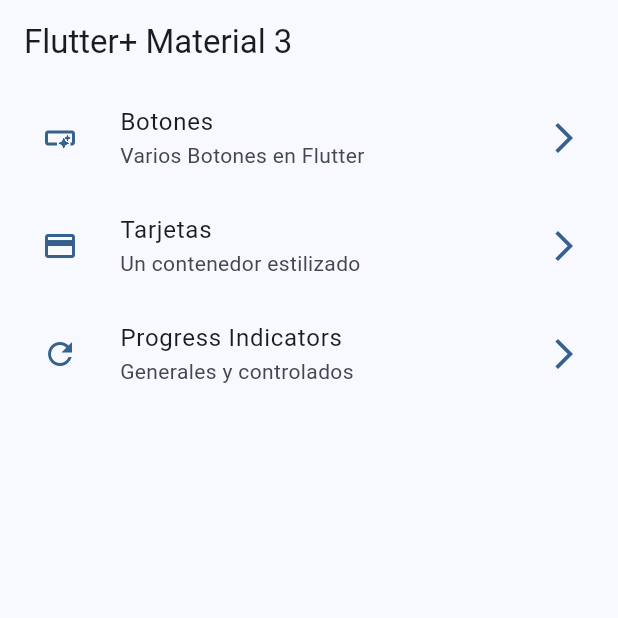
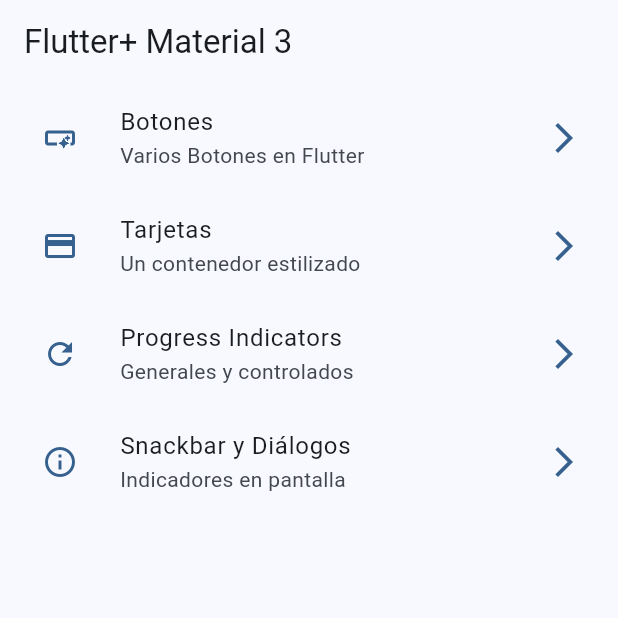
Before and after one commit to edinsonsan/my-widgets-app, a Flutter app: the screen it shows after launch, on a phone screen of 412 x 824 dp, the top half of it. Run offline on Flutter 3.47's test engine with Material 3 defaults, Android fonts, the phone set to English and light mode, and no system bars; our stand-ins replace go_router.

Commit message:
Snackbar y Dialogo Terminado

```diff
--- a/lib/config/menu/menu_items.dart
+++ b/lib/config/menu/menu_items.dart
@@ -33,4 +33,10 @@ const appMenuItems = <MenuItems>[
     link: '/progress',
     icon: Icons.refresh_outlined
   ),
+  MenuItems(
+    titulo: 'Snackbar y Diálogos',
+    subTitulo: 'Indicadores en pantalla',
+    link: '/snackbar',
+    icon: Icons.info_outline
+  ),
 ];
--- a/lib/config/router/app_router.dart
+++ b/lib/config/router/app_router.dart
@@ -30,5 +30,11 @@ final appRouter = GoRouter(
       builder: (context, state) =>  const ProgressScreen(),
     ),
 
+    GoRoute(
+      path: '/snackbar',
+      name: SnackbarScreen.name,
+      builder: (context, state) =>  const SnackbarScreen(),
+    ),
+
   ],
 );
--- a/lib/main.dart
+++ b/lib/main.dart
@@ -12,6 +12,7 @@ class MainApp extends StatelessWidget {
   @override
   Widget build(BuildContext context) {
     return MaterialApp.router(
+      title: 'Widgets Flutter',
       routerConfig: appRouter,
       debugShowCheckedModeBanner: false,
       theme: AppTheme(selectedColor: 0).getTheme(),
```
Also changed, not shown: lib/presentatio/screens/snackbar/snackbar_screen.dart (+78 -1 lines).
